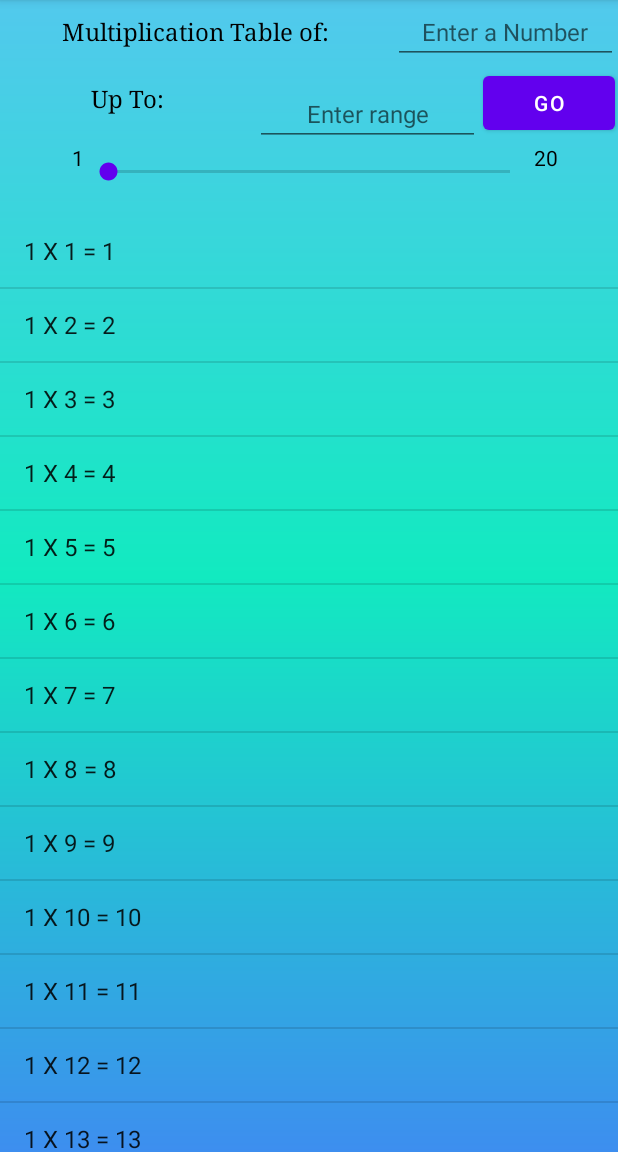
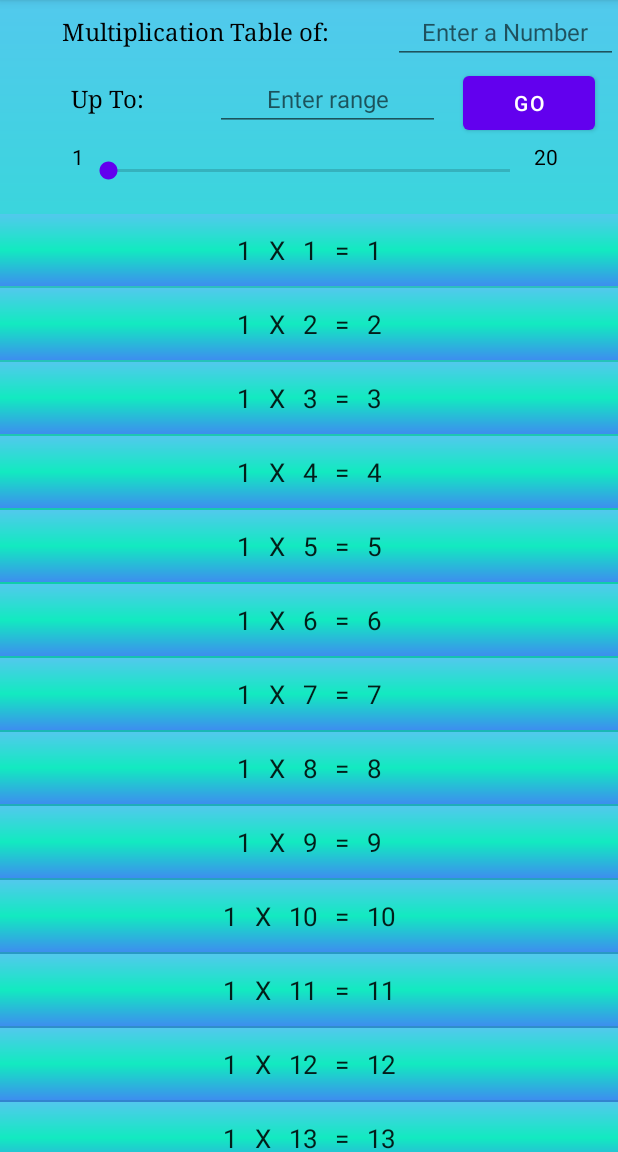
Before and after one commit to Aman1597/SeekTables, an Android app: the screen it shows after launch (MainActivity), on a phone screen of 412 x 824 dp, the part 84-1236 px from its top. Run offline under Robolectric (Android 15) with nearby library versions, the phone set to English and light mode, and no system bars.

Commit message:
Some new layout changes

```diff
--- a/app/src/main/java/com/example/seektables/MainActivity.java
+++ b/app/src/main/java/com/example/seektables/MainActivity.java
@@ -4,7 +4,10 @@ import androidx.annotation.NonNull;
 import androidx.annotation.Nullable;
 import androidx.appcompat.app.AppCompatActivity;
 
+import android.content.res.Resources;
+import android.graphics.Color;
 import android.os.Bundle;
+import android.view.Gravity;
 import android.view.View;
 import android.view.ViewGroup;
 import android.view.inputmethod.EditorInfo;
@@ -51,8 +54,9 @@ public class MainActivity extends AppCompatActivity {
             public View getView(int position, @Nullable View convertView, @NonNull ViewGroup parent) {
                 View view = super.getView(position, convertView, parent);
                 TextView textView=(TextView) view.findViewById(android.R.id.text1);
-                //textView.setTextColor(Color.WHITE);
-
+                textView.setGravity(Gravity.CENTER);
+                textView.setTextSize(17);
+                textView.setBackgroundResource(R.drawable.gradient_background);
                 return view;//super.getView(position, convertView, parent);
             }
         };
@@ -112,7 +116,7 @@ public class MainActivity extends AppCompatActivity {
     public void displayOnList(int num1, int num2){
         table.clear();
         for(int i=1;i<=num2;i++){
-            table.add(num1 + " X " + i + " = " + num1*i);
+            table.add(num1 + "   X   " + i + "   =   " + num1*i);
         }
         int x = seekBar.getProgress() + 1;
         lowerLimit.setText(""+x);
--- a/app/src/main/res/layout/activity_main.xml
+++ b/app/src/main/res/layout/activity_main.xml
@@ -81,7 +81,6 @@
                 android:id="@+id/editTextNumber2"
                 android:layout_width="150dp"
                 android:layout_height="wrap_content"
-                android:layout_marginTop="10dp"
                 android:ems="10"
                 android:focusable="false"
                 android:focusableInTouchMode="true"
@@ -98,7 +97,8 @@
                 android:layout_width="wrap_content"
                 android:layout_height="wrap_content"
                 android:onClick="printTable"
-                android:layout_margin="2dp"
+                android:layout_marginVertical="2dp"
+                android:layout_marginHorizontal="15dp"
                 android:text="Go"
                 app:layout_constraintEnd_toEndOf="parent"
                 app:layout_constraintStart_toEndOf="@id/editTextNumber2" />
@@ -149,7 +149,7 @@
 
     <ListView
         android:id="@+id/myListView"
-        android:layout_width="wrap_content"
+        android:layout_width="0dp"
         android:layout_height="0dp"
         app:layout_constraintBottom_toBottomOf="parent"
         app:layout_constraintEnd_toEndOf="parent"
```
